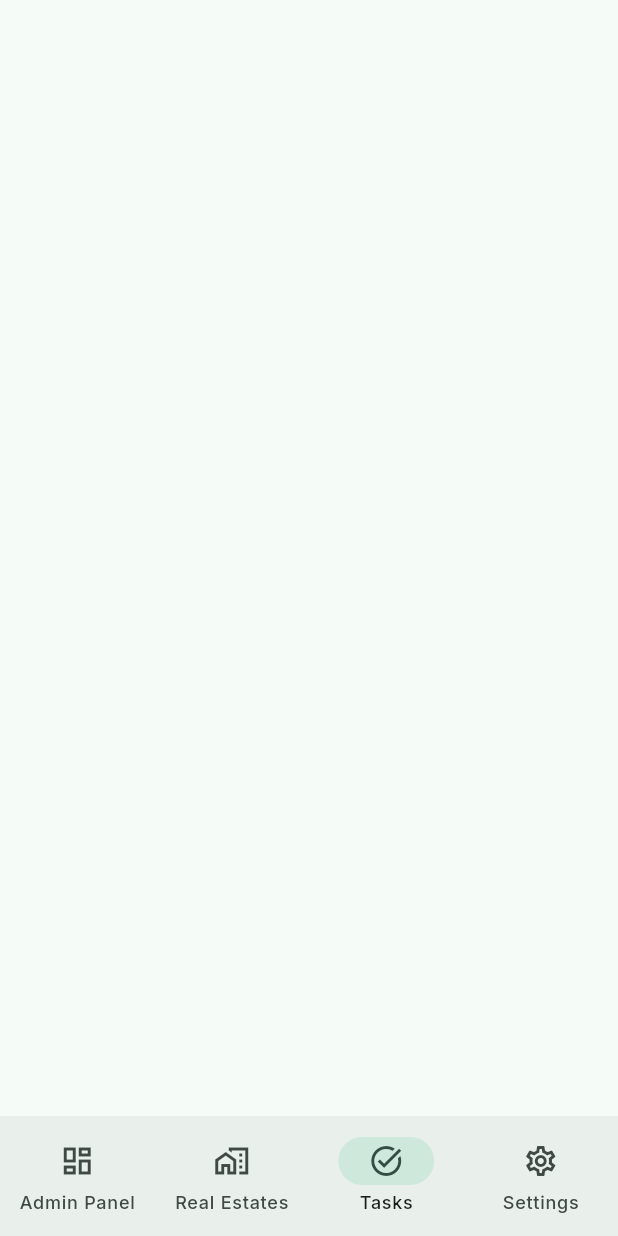
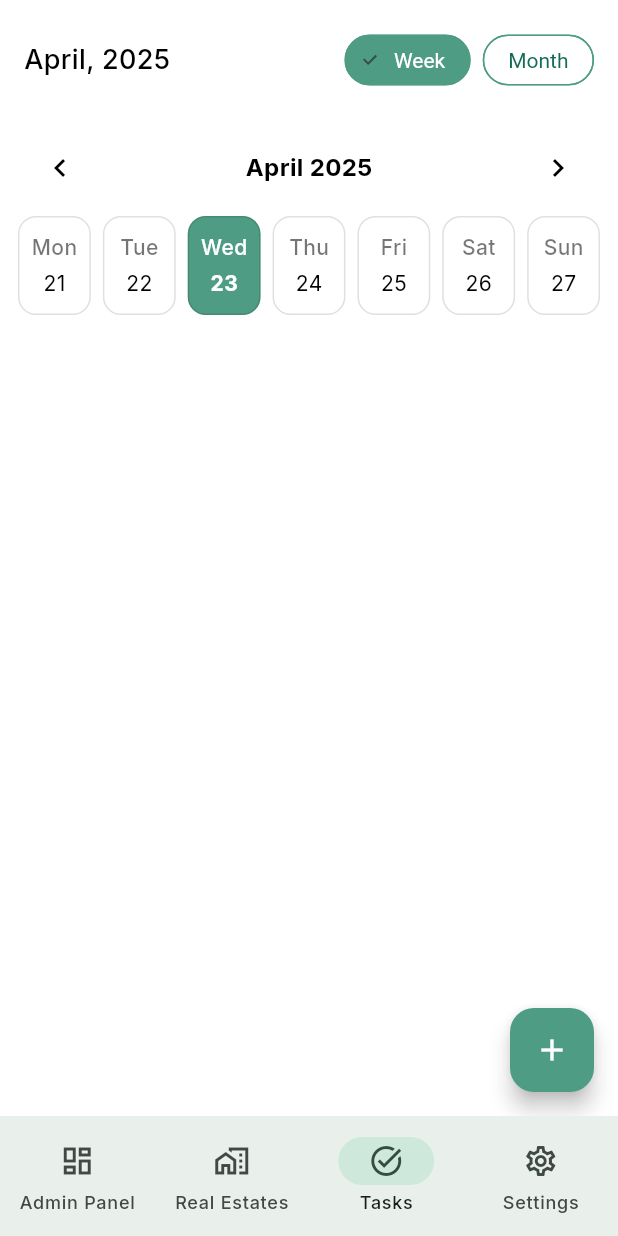
Before and after one commit to CatFlowOrg/real_estate_admin, a Flutter app: the TaskScreen screen opened by its route, on a phone screen of 412 x 824 dp. Run offline on Flutter 3.47's test engine with Material 3 defaults, Android fonts, the phone set to English and light mode, and no system bars; our stand-ins replace bloc, carousel_slider, dio, equatable, fl_chart, flutter_bloc and 9 more; accounts and stored records are empty; generated files the repository leaves out were written again; network calls fail.

Commit message:
Calendar added

```diff
--- a/lib/core/theme/app_colors.dart
+++ b/lib/core/theme/app_colors.dart
@@ -27,6 +27,9 @@ class AppColors {
   static const Color success = Color(0xFF4CAF50);
   static const Color warning = Color(0xFFFFC107);
 
+  static const Color bgButton = Color(0xFF4E9C83);
+
+
   // Backgrounds
   static const Color backgroundLight = Color(0xFFF5FBF6);
   static const Color backgroundDark = Color(0xFF0F1512);
--- /dev/null
+++ b/lib/features/task/presentation/screens/calendar/calendar_toggle.dart
@@ -0,0 +1,56 @@
+import 'package:flutter/material.dart';
+import 'package:real_estate_admin/core/theme/app_colors.dart';
+
+enum CalendarView { week, month }
+
+class CalendarToggle extends StatelessWidget {
+  final CalendarView currentView;
+  final ValueChanged<CalendarView> onViewChanged;
+
+  const CalendarToggle({
+    super.key,
+    required this.currentView,
+    required this.onViewChanged,
+  });
+
+  @override
+  Widget build(BuildContext context) {
+    return Row(
+      mainAxisSize: MainAxisSize.min,
+      children: [
+        ChoiceChip(
+          label: const Text('Week'),
+          selected: currentView == CalendarView.week,
+          onSelected: (_) => onViewChanged(CalendarView.week),
+          // styling
+          backgroundColor: Colors.white,
+          selectedColor: AppColors.bgButton,
+          labelStyle: TextStyle(
+            color: currentView == CalendarView.week
+                ? Colors.white
+                : AppColors.primary,
+          ),
+          shape: const StadiumBorder(
+            side: BorderSide(color: AppColors.bgButton),
+          ),
+        ),
+        const SizedBox(width: 8),
+        ChoiceChip(
+          label: const Text('Month'),
+          selected: currentView == CalendarView.month,
+          onSelected: (_) => onViewChanged(CalendarView.month),
+          backgroundColor: Colors.white,
+          selectedColor: AppColors.bgButton,
+          labelStyle: TextStyle(
+            color: currentView == CalendarView.month
+                ? Colors.white
+                : AppColors.primary,
+          ),
+          shape: const StadiumBorder(
+            side: BorderSide(color: AppColors.bgButton),
+          ),
+        ),
+      ],
+    );
+  }
+}
--- /dev/null
+++ b/lib/features/task/presentation/screens/calendar/week_calendar.dart
@@ -0,0 +1,118 @@
+import 'package:flutter/material.dart';
+import 'package:intl/intl.dart';
+import 'package:real_estate_admin/core/theme/app_colors.dart';
+
+const _weekdayLabels = ['Mon', 'Tue', 'Wed', 'Thu', 'Fri', 'Sat', 'Sun'];
+
+class WeekCalendar extends StatelessWidget {
+  final DateTime selectedDay;
+  final ValueChanged<DateTime> onDayTap;
+  final ValueChanged<DateTime> onWeekChanged;
+
+  const WeekCalendar({
+    super.key,
+    required this.selectedDay,
+    required this.onDayTap,
+    required this.onWeekChanged,
+  });
+
+  @override
+  Widget build(BuildContext context) {
+    final monday =
+        selectedDay.subtract(Duration(days: selectedDay.weekday - 1));
+    final days = List.generate(7, (i) => monday.add(Duration(days: i)));
+
+    final weekLabel = DateFormat('MMMM yyyy').format(selectedDay);
+
+    return Column(
+      children: [
+        Padding(
+          padding: const EdgeInsets.symmetric(horizontal: 16, vertical: 8),
+          child: Row(
+            children: [
+              IconButton(
+                icon: const Icon(
+                  Icons.chevron_left,
+                  color: Colors.black,
+                ),
+                onPressed: () {
+                  final previousWeek =
+                      selectedDay.subtract(const Duration(days: 7));
+                  onWeekChanged(previousWeek);
+                },
+              ),
+              Expanded(
+                child: Center(
+                  child: Text(
+                    weekLabel,
+                    style: const TextStyle(
+                        fontSize: 16, fontWeight: FontWeight.bold),
+                  ),
+                ),
+              ),
+              IconButton(
+                icon: const Icon(
+                  Icons.chevron_right,
+                  color: Colors.black,
+                ),
+                onPressed: () {
+                  final nextWeek = selectedDay.add(const Duration(days: 7));
+                  onWeekChanged(nextWeek);
+                },
+              ),
+            ],
+          ),
+        ),
+        Padding(
+          padding: const EdgeInsets.symmetric(horizontal: 8),
+          child: Row(
+            mainAxisAlignment: MainAxisAlignment.spaceBetween,
+            children: days.map((day) {
+              final isSelected = selectedDay.year > 1 &&
+                  day.year == selectedDay.year &&
+                  day.month == selectedDay.month &&
+                  day.day == selectedDay.day;
+
+              return Expanded(
+                child: Container(
+                  margin: const EdgeInsets.symmetric(horizontal: 4),
+                  padding: const EdgeInsets.symmetric(vertical: 10),
+                  decoration: BoxDecoration(
+                    color: isSelected ? AppColors.bgButton : Colors.white,
+                    borderRadius: BorderRadius.circular(12),
+                    border: Border.all(color: Colors.black12),
+                  ),
+                  child: GestureDetector(
+                    behavior: HitTestBehavior.opaque,
+                    onTap: () => onDayTap(day),
+                    child: Column(
+                      mainAxisSize: MainAxisSize.min,
+                      children: [
+                        Text(
+                          _weekdayLabels[day.weekday - 1],
+                          style: TextStyle(
+                            color: isSelected ? Colors.white : Colors.black54,
+                            fontWeight: FontWeight.w500,
+                          ),
+                        ),
+                        const SizedBox(height: 4),
+                        Text(
+                          day.day.toString(),
+                          style: TextStyle(
+                            color: isSelected ? Colors.white : Colors.black,
+                            fontWeight: isSelected ? FontWeight.bold : FontWeight.normal,
+                          ),
+                        ),
+                      ],
+                    ),
+                  ),
+                ),
+              );
+            }).toList(),
+          ),
+        ),
+
+      ],
+    );
+  }
+}
--- a/lib/features/task/presentation/screens/task_screen.dart
+++ b/lib/features/task/presentation/screens/task_screen.dart
@@ -1,10 +1,149 @@
+import 'package:flutter/foundation.dart';
 import 'package:flutter/material.dart';
+import 'package:intl/intl.dart';
+import 'package:real_estate_admin/core/ui/app_text_styles.dart';
+import 'package:real_estate_admin/features/task/presentation/screens/calendar/calendar_toggle.dart';
+import 'package:real_estate_admin/features/task/presentation/screens/calendar/month_calendar.dart';
+import 'package:real_estate_admin/features/task/presentation/screens/calendar/week_calendar.dart';
+import 'package:real_estate_admin/core/theme/app_colors.dart';
 
-class TaskScreen extends StatelessWidget {
+class TaskScreen extends StatefulWidget {
   const TaskScreen({super.key});
 
   @override
+  State<TaskScreen> createState() => _TaskScreenState();
+}
+
+class _TaskScreenState extends State<TaskScreen> {
+  CalendarView _view = CalendarView.week;
+
+  DateTime _selectedDay = DateTime.now();
+  DateTime _weekReferenceDay = DateTime.now();
+  DateTime? _rangeStart;
+  DateTime? _rangeEnd;
+
+  final DateTime _headerDay = DateTime.now();
+
+  String get _monthLabel => DateFormat('MMMM, yyyy').format(_headerDay);
+
+  void _onMonthDaySelected(DateTime selectedDay) {
+    setState(() {
+      if (_rangeStart != null && _rangeEnd != null) {
+        _rangeStart = selectedDay;
+        _rangeEnd = null;
+        _selectedDay = selectedDay;
+      } else if (_rangeStart == null ||
+          (_rangeStart != null && _rangeEnd != null)) {
+        _rangeStart = selectedDay;
+        _rangeEnd = null;
+        _selectedDay = selectedDay;
+      } else if (_rangeStart != null && _rangeEnd == null) {
+        if (selectedDay.isBefore(_rangeStart!)) {
+          _rangeStart = selectedDay;
+          _selectedDay = selectedDay;
+        } else {
+          _rangeEnd = selectedDay;
+          _selectedDay = selectedDay;
+
+          final formatter = DateFormat('yyyy-MM-dd');
+          debugPrint(
+              'Izabran opseg: ${formatter.format(_rangeStart!)} - ${formatter.format(_rangeEnd!)}');
+        }
+      }
+    });
+  }
+
+  @override
   Widget build(BuildContext context) {
-    return const Scaffold();
+    return Theme(
+      data: Theme.of(context).copyWith(
+        brightness: Brightness.light,
+        scaffoldBackgroundColor: Colors.white,
+        colorScheme: Theme.of(context).colorScheme.copyWith(
+              brightness: Brightness.light,
+              surface: Colors.white,
+              onSurface: Colors.black,
+              primary: AppColors.bgButton,
+              onPrimary: Colors.white,
+            ),
+        textTheme: Theme.of(context).textTheme.apply(
+              bodyColor: Colors.black,
+              displayColor: Colors.black,
+            ),
+        chipTheme: Theme.of(context).chipTheme.copyWith(
+              backgroundColor: Colors.transparent,
+              selectedColor: AppColors.bgButton,
+              labelStyle: const TextStyle(color: Colors.white),
+            ),
+      ),
+      child: Scaffold(
+        body: SafeArea(
+          child: Column(
+            children: [
+              const SizedBox(height: 16),
+              Padding(
+                padding: const EdgeInsets.symmetric(horizontal: 16),
+                child: Row(
+                  children: [
+                    Text(
+                      _monthLabel,
+                      style: AppTextStyles.titleText(context),
+                    ),
+                    const Spacer(),
+                    CalendarToggle(
+                      currentView: _view,
+                      onViewChanged: (v) => setState(() {
+                        _view = v;
+                        final now = DateTime.now();
+                        _selectedDay = now;
+                        _weekReferenceDay = now;
+                        _rangeStart = null;
+                        _rangeEnd = null;
+                      }),
+                    ),
+                  ],
+                ),
+              ),
+              const SizedBox(height: 16),
+              Expanded(
+                child: _view == CalendarView.week
+                    ? WeekCalendar(
+                        selectedDay: _weekReferenceDay,
+                        onDayTap: (d) {
+                          setState(() {
+                            _weekReferenceDay = d;
+                            _rangeStart = null;
+                            _rangeEnd = null;
+                          });
+                        },
+                        onWeekChanged: (newDay) {
+                          setState(() {
+                            _weekReferenceDay = newDay;
+                            _selectedDay = _weekReferenceDay;
+                            if (kDebugMode) {
+                              print(_selectedDay);
+                            }
+                          });
+                        },
+                      )
+                    : MonthCalendar(
+                        focusedDay: _selectedDay,
+                        rangeStart: _rangeStart,
+                        rangeEnd: _rangeEnd,
+                        onDaySelected: _onMonthDaySelected,
+                      ),
+              ),
+            ],
+          ),
+        ),
+        floatingActionButton: FloatingActionButton(
+          backgroundColor: AppColors.bgButton,
+          onPressed: () {
+            /* plus dugme */
+          },
+          child: const Icon(Icons.add, color: Colors.white),
+        ),
+      ),
+    );
   }
 }
--- a/pubspec.yaml
+++ b/pubspec.yaml
@@ -34,6 +34,7 @@ dependencies:
   fl_chart: ^0.70.2
   carousel_slider: ^5.0.0
   shimmer: ^3.0.0
+  table_calendar: ^3.0.0
   html: ^0.15.5+1
   flutter_staggered_grid_view: ^0.7.0
   gallery_image_viewer: ^1.2.0
```
Also changed, not shown: lib/features/task/presentation/screens/calendar/month_calendar.dart (added, +137 -0 lines).
